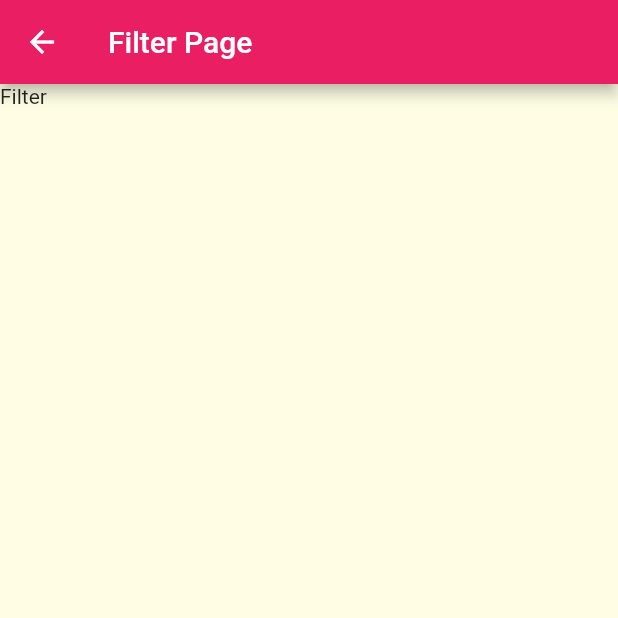
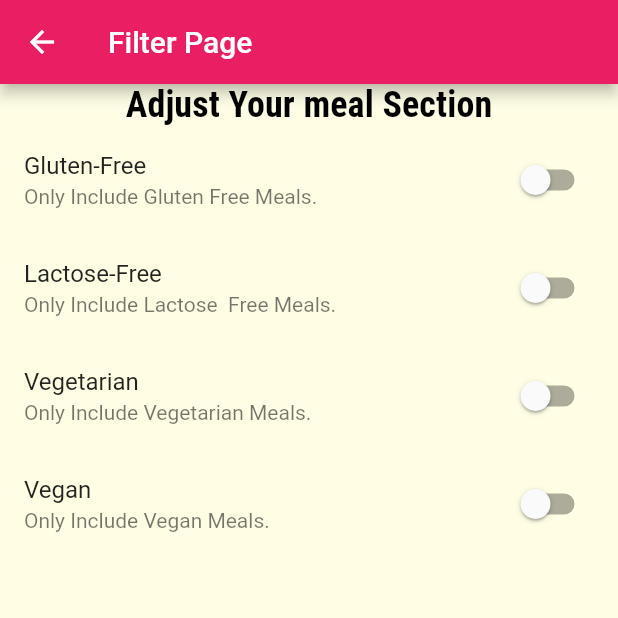
Before and after one commit to Devkahar/Meal-App, a Flutter app: the FilterScreen screen opened by its route, on a phone screen of 412 x 824 dp, the top half of it. Run offline on Flutter 3.47's test engine with Material 2 defaults, Android fonts, the phone set to English and light mode, and no system bars.

Commit message:
updated Filter Page

```diff
--- a/lib/pages/filter_screen.dart
+++ b/lib/pages/filter_screen.dart
@@ -1,13 +1,70 @@
 import 'package:flutter/material.dart';
 
-class FilterScreen extends StatelessWidget {
+class FilterScreen extends StatefulWidget {
   const FilterScreen({Key? key}) : super(key: key);
+
+  @override
+  State<FilterScreen> createState() => _FilterScreenState();
+}
+
+class _FilterScreenState extends State<FilterScreen> {
+  bool _gluttenFree = false;
+  bool _lactoseFree = false;
+  bool _vegetarian = false;
+  bool _vegan = false;
+
+  Widget _buildSwitchListTile(
+      String title, String subTitle, bool value, Function onChange) {
+    return SwitchListTile(
+      title: Text(title),
+      value: value,
+      subtitle: Text(subTitle),
+      onChanged: (newValue) => onChange(newValue),
+    );
+  }
 
   @override
   Widget build(BuildContext context) {
     return Scaffold(
-      appBar: AppBar(title: Text('Filter Page'),),
-      body: Text("Filter"),
-    );
+        appBar: AppBar(
+          title: Text('Filter Page'),
+        ),
+        body: Column(children: [
+          Container(
+            child: Text(
+              'Adjust Your meal Section',
+              style: Theme.of(context).textTheme.titleSmall,
+            ),
+          ),
+          Expanded(
+              child: ListView(children: [
+            _buildSwitchListTile(
+                'Gluten-Free', 'Only Include Gluten Free Meals. ', _gluttenFree,
+                (newVal) {
+              setState(() {
+                _gluttenFree = newVal;
+              });
+            }),
+            _buildSwitchListTile('Lactose-Free',
+                'Only Include Lactose  Free Meals. ', _lactoseFree, (newVal) {
+              setState(() {
+                _lactoseFree = newVal;
+              });
+            }),
+            _buildSwitchListTile(
+                'Vegetarian', 'Only Include Vegetarian Meals. ', _vegetarian,
+                (newVal) {
+              setState(() {
+                _vegetarian = newVal;
+              });
+            }),
+            _buildSwitchListTile('Vegan', 'Only Include Vegan Meals. ', _vegan,
+                (newVal) {
+              setState(() {
+                _vegan = newVal;
+              });
+            })
+          ])),
+        ]));
   }
 }
--- a/lib/pages/meal_detail_screen.dart
+++ b/lib/pages/meal_detail_screen.dart
@@ -80,6 +80,12 @@ class MealDetail extends StatelessWidget {
           )
         ],
       ),
+      floatingActionButton: FloatingActionButton(
+        child: Icon(Icons.delete),
+        onPressed: (){
+          Navigator.of(context).pop(mealId);
+        },
+      ),
     );
   }
 }
```
Also changed, not shown: lib/pages/categories_meal_screen.dart (+31 -7 lines), lib/widgets/meal_item.dart (+8 -3 lines).
